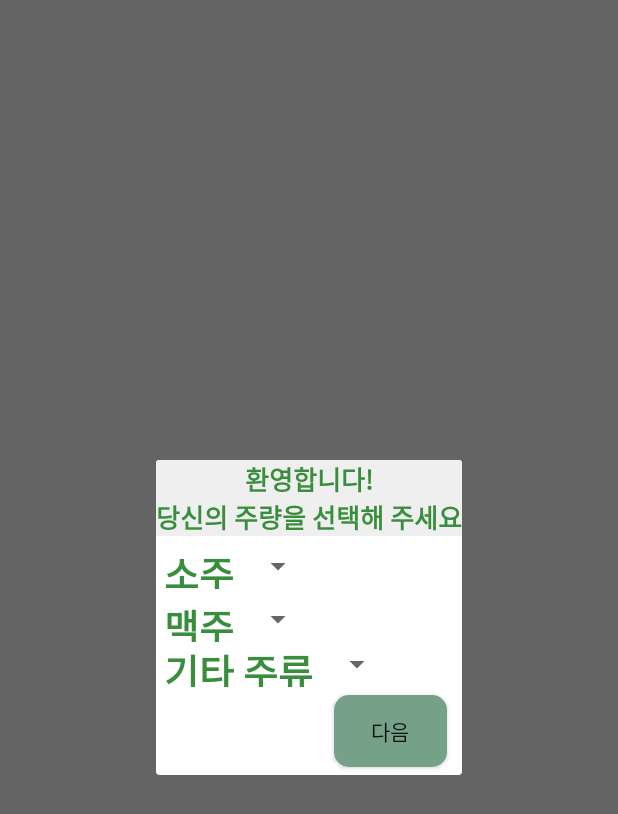
After one commit to JiSeokYeom/ChengCheng_original, an Android app: the fragment AlcoholCheckDialog shown on its own in the app's theme, on a phone screen of 412 x 824 dp. The commit adds this screen. Shown: the top 814 px of the screen. Run offline under Robolectric (Android 15) with nearby library versions, the phone set to English and light mode, and no system bars; 1 statement that could not run was skipped.

Commit message:
03.05 파이어베이스 DB따로 관리, 로그인 성공 후 주량체크하는 다이얼로그 생성

```diff
--- a/app/src/main/java/com/one_day/one_drink_a_day/activity/Login.kt
+++ b/app/src/main/java/com/one_day/one_drink_a_day/activity/Login.kt
@@ -16,6 +16,7 @@ import com.google.firebase.auth.ktx.auth
 import com.google.firebase.database.FirebaseDatabase
 import com.google.firebase.database.ktx.database
 import com.google.firebase.ktx.Firebase
+import com.one_day.one_drink_a_day.FirebaseDB
 import com.one_day.one_drink_a_day.R
 import com.one_day.one_drink_a_day.databinding.ActivityLoginBinding
 
@@ -24,6 +25,7 @@ class Login : AppCompatActivity() {
     private val TAG = "Login"
     private lateinit var googleSignInClient: GoogleSignInClient
     private val RC_SIGN_IN = 99
+
     override fun onCreate(savedInstanceState: Bundle?) {
         super.onCreate(savedInstanceState)
         binding = ActivityLoginBinding.inflate(layoutInflater)
@@ -74,6 +76,10 @@ class Login : AppCompatActivity() {
                 if (task.isSuccessful) {
                     // Sign in success, update UI with the signed-in user's information
                     Log.d(TAG, "signInWithCredential:success")
+                    FirebaseDB.database.child("Users")
+                        .child(FirebaseDB.userID!!)
+                        .child("Name")
+                        .setValue(FirebaseDB.userName)
                     finish()
                     startActivity(mainActivity)
                 } else {
--- /dev/null
+++ b/app/src/main/java/com/one_day/one_drink_a_day/dialog/AlcoholCheckDialog.kt
@@ -0,0 +1,27 @@
+package com.one_day.one_drink_a_day.dialog
+
+import android.os.Bundle
+import android.view.LayoutInflater
+import android.view.View
+import android.view.ViewGroup
+import androidx.fragment.app.DialogFragment
+import com.one_day.one_drink_a_day.databinding.DialogAlcoholCheckBinding
+
+
+class AlcoholCheckDialog : DialogFragment() {
+    private lateinit var binding: DialogAlcoholCheckBinding
+    private lateinit var checkSojo : String
+    private lateinit var checkBeer : String
+    private lateinit var checkEtc  : String
+    override fun onCreateView(inflater: LayoutInflater, container: ViewGroup?, savedInstanceState: Bundle?): View? {
+        binding = DialogAlcoholCheckBinding.inflate(inflater,container,false)
+        val view = binding.root
+
+        binding.apply {
+            checkSojo = checkSojoSpinner.selectedItem.toString()
+           // checkBeer = checkBeerSpinner.selectedItem.toString()
+
+        }
+        return view
+    }
+}
--- /dev/null
+++ b/app/src/main/res/layout/dialog_alcohol_check.xml
@@ -0,0 +1,112 @@
+<?xml version="1.0" encoding="utf-8"?>
+<androidx.constraintlayout.widget.ConstraintLayout xmlns:android="http://schemas.android.com/apk/res/android"
+    xmlns:app="http://schemas.android.com/apk/res-auto"
+    android:layout_width="match_parent"
+    android:layout_height="wrap_content"
+    android:layout_gravity="center"
+    android:radius="50dp">
+
+    <TextView
+        android:id="@+id/check_title"
+        android:layout_width="match_parent"
+        android:layout_height="wrap_content"
+        android:background="@color/backgroundMain"
+        android:gravity="center"
+        android:text="환영합니다!\n당신의 주량을 선택해 주세요"
+        android:textColor="@color/main"
+        android:textSize="17sp"
+        android:textStyle="bold"
+        app:layout_constraintTop_toTopOf="parent" />
+
+    <LinearLayout
+        android:id="@+id/check_linear1"
+        android:layout_width="match_parent"
+        android:layout_height="wrap_content"
+        android:gravity="center"
+        android:orientation="horizontal"
+        android:layout_marginTop="5dp"
+        app:layout_constraintTop_toBottomOf="@+id/check_title">
+
+        <TextView
+            android:id="@+id/check_soju"
+            android:layout_width="wrap_content"
+            android:layout_height="30dp"
+            android:layout_marginStart="5dp"
+            android:text="@string/addItemSoJu"
+            android:textColor="@color/main"
+            android:textSize="25sp"
+            android:textStyle="bold" />
+
+        <Spinner
+            android:id="@+id/check_sojo_spinner"
+            android:layout_width="match_parent"
+            android:layout_height="wrap_content"
+            android:layout_marginStart="5dp" />
+    </LinearLayout>
+
+    <LinearLayout
+        android:id="@+id/check_linear2"
+        android:layout_width="match_parent"
+        android:layout_height="wrap_content"
+        android:layout_marginTop="5dp"
+        android:gravity="center"
+        android:orientation="horizontal"
+        app:layout_constraintTop_toBottomOf="@+id/check_linear1">
+
+        <TextView
+            android:id="@+id/check_beer"
+            android:layout_width="wrap_content"
+            android:layout_height="30dp"
+            android:layout_marginStart="5dp"
+            android:text="@string/addItemBeer"
+            android:textColor="@color/main"
+            android:textSize="25sp"
+            android:textStyle="bold" />
+
+        <Spinner
+            android:id="@+id/check_beer_spinner"
+            android:layout_width="match_parent"
+            android:layout_height="wrap_content"
+            android:layout_marginStart="5dp" />
+    </LinearLayout>
+
+    <LinearLayout
+        android:id="@+id/check_linear3"
+        android:layout_width="match_parent"
+        android:layout_height="wrap_content"
+        android:gravity="center"
+        android:orientation="horizontal"
+        app:layout_constraintTop_toBottomOf="@+id/check_linear2">
+
+        <TextView
+            android:id="@+id/check_etc"
+            android:layout_width="wrap_content"
+            android:layout_height="30dp"
+            android:layout_marginStart="5dp"
+            android:text="기타 주류"
+            android:textColor="@color/main"
+            android:textSize="25sp"
+            android:textStyle="bold" />
+
+        <Spinner
+            android:id="@+id/check_etc_spinner"
+            android:layout_width="match_parent"
+            android:layout_height="wrap_content"
+            android:layout_marginStart="5dp" />
+    </LinearLayout>
+
+    <Button
+        android:id="@+id/check_next"
+        android:layout_width="75dp"
+        android:layout_height="wrap_content"
+        android:text="다음"
+        android:layout_marginEnd="10dp"
+        android:layout_marginTop="5dp"
+        android:layout_marginBottom="5dp"
+        android:background="@drawable/style_btn"
+        app:layout_constraintBottom_toBottomOf="parent"
+        app:layout_constraintEnd_toEndOf="parent"
+        app:layout_constraintTop_toBottomOf="@+id/check_linear3" />
+
+
+</androidx.constraintlayout.widget.ConstraintLayout>
```
Also changed, not shown: app/src/main/java/com/one_day/one_drink_a_day/FirebaseDB.kt (added, +20 -0 lines), app/src/main/java/com/one_day/one_drink_a_day/activity/AddItem.kt (+10 -14 lines), app/src/main/res/values/array.xml (+11 -11 lines).
